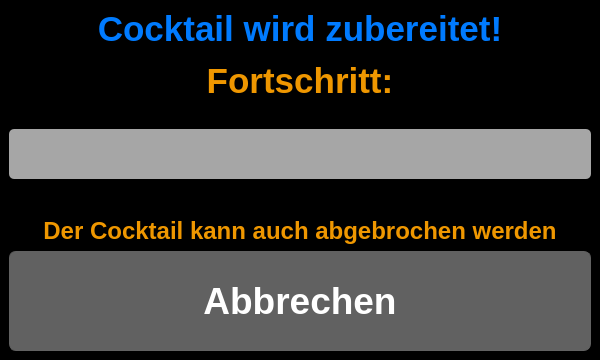
First picture: the form in progressbarwindow.ui, repository AndreWohnsland/CocktailBerry, before the edit.
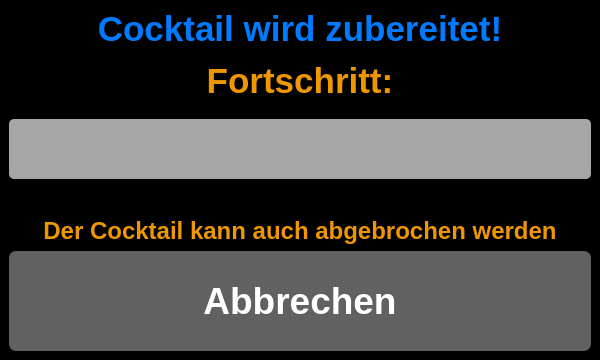
Second picture: the form after the edit.

```diff
--- a/progressbarwindow.ui
+++ b/progressbarwindow.ui
@@ -104,7 +104,7 @@
       <property name="maximumSize">
        <size>
         <width>16777215</width>
-        <height>50</height>
+        <height>60</height>
        </size>
       </property>
       <property name="value">
```
Left out of the diff: 3 changed lines with no effect on the pictures.
